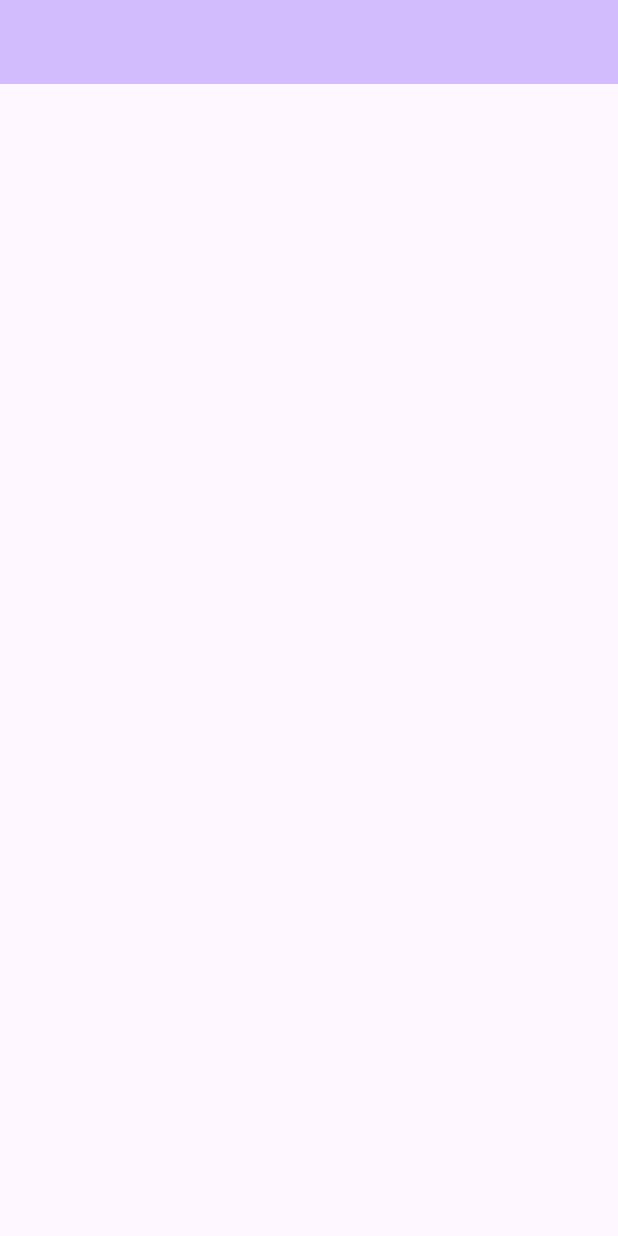
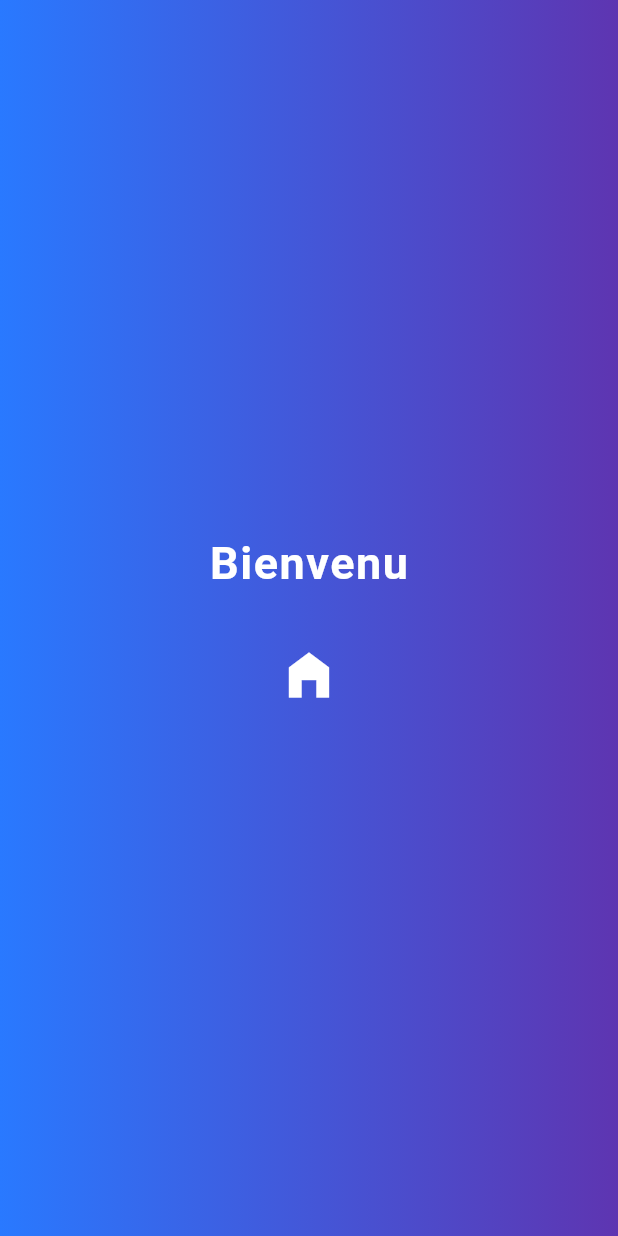
Before and after one commit to alizribi-bit/Demo, a Flutter app: the first screen one second after launch, on a phone screen of 412 x 824 dp. Run offline on Flutter 3.47's test engine with Material 3 defaults, Android fonts, the phone set to English and light mode, and no system bars.

Commit message:
add seplashSecreen and same configurations

```diff
--- /dev/null
+++ b/lib/dictionnaire/AR.dart
@@ -0,0 +1 @@
+class Arabe {}
--- /dev/null
+++ b/lib/dictionnaire/FR.dart
@@ -0,0 +1 @@
+class Francais {}
--- /dev/null
+++ b/lib/features/app/lancher.dart
@@ -0,0 +1,17 @@
+import 'package:flutter/material.dart';
+
+class LancherApp extends StatefulWidget {
+  const LancherApp({super.key});
+
+  @override
+  State<LancherApp> createState() => _LancherAppState();
+}
+
+class _LancherAppState extends State<LancherApp> {
+  @override
+  Widget build(BuildContext context) {
+    return Scaffold(
+      body: Center(),
+    );
+  }
+}
--- /dev/null
+++ b/lib/features/app/seplashSecreen/seplash_secreen.dart
@@ -0,0 +1,96 @@
+import 'package:flutter/cupertino.dart';
+import 'package:flutter/material.dart';
+import 'package:flutter/services.dart';
+
+import '../../../main.dart';
+
+class SeplashSeceen extends StatefulWidget {
+  const SeplashSeceen({super.key});
+
+  @override
+  State<SeplashSeceen> createState() => _SeplashSeceenState();
+}
+
+class _SeplashSeceenState extends State<SeplashSeceen> {
+  @override
+  void initState() {
+    SystemChrome.setEnabledSystemUIMode(SystemUiMode.immersive);
+    Future.delayed(
+      const Duration(
+        seconds: 3,
+      ),
+      () {
+        Navigator.of(context).push(
+          MaterialPageRoute(
+            builder: (_) => const MyHomePage(),
+          ),
+        );
+      },
+    );
+    super.initState();
+  }
+
+  @override
+  void dispose() {
+    SystemChrome.setEnabledSystemUIMode(SystemUiMode.manual,
+        overlays: SystemUiOverlay.values);
+    super.dispose();
+  }
+
+  @override
+  Widget build(BuildContext context) {
+    bool isIos = Theme.of(context).platform == TargetPlatform.iOS;
+    return isIos
+        ? CupertinoPageScaffold(
+            child: Container(
+              width: double.infinity,
+              height: double.infinity,
+              decoration: BoxDecoration(
+                gradient: LinearGradient(
+                  colors: [
+                    Colors.blueAccent.shade400,
+                    Colors.deepPurple.shade600,
+                  ],
+                ),
+              ),
+              child: const CircularProgressIndicator.adaptive(),
+            ),
+          )
+        : Scaffold(
+            body: Container(
+              width: double.infinity,
+              height: double.infinity,
+              decoration: BoxDecoration(
+                gradient: LinearGradient(
+                  colors: [
+                    Colors.blueAccent.shade400,
+                    Colors.deepPurple.shade600,
+                  ],
+                ),
+              ),
+              child: Column(
+                mainAxisAlignment: MainAxisAlignment.center,
+                crossAxisAlignment: CrossAxisAlignment.center,
+                children: [
+                  const Text(
+                    "Bienvenu",
+                    style: TextStyle(
+                        fontSize: 30,
+                        fontWeight: FontWeight.bold,
+                        letterSpacing: 1,
+                        color: Colors.white),
+                  ),
+                  SizedBox(
+                    height: MediaQuery.sizeOf(context).height * .04,
+                  ),
+                  const Icon(
+                    Icons.home_filled,
+                    size: 40,
+                    color: Colors.white,
+                  ),
+                ],
+              ),
+            ),
+          );
+  }
+}
--- a/lib/main.dart
+++ b/lib/main.dart
@@ -1,4 +1,6 @@
 import 'package:flutter/material.dart';
+
+import 'features/app/seplashSecreen/seplash_secreen.dart';
 
 void main() {
   runApp(const MyApp());
@@ -9,13 +11,10 @@ class MyApp extends StatelessWidget {
 
   @override
   Widget build(BuildContext context) {
-    return MaterialApp(
+    return const MaterialApp(
+      debugShowCheckedModeBanner: false,
       title: 'Flutter Demo',
-      theme: ThemeData(
-        colorScheme: ColorScheme.fromSeed(seedColor: Colors.deepPurple),
-        useMaterial3: true,
-      ),
-      home: const MyHomePage(),
+      home: SeplashSeceen(),
     );
   }
 }
@@ -34,7 +33,7 @@ class _MyHomePageState extends State<MyHomePage> {
       appBar: AppBar(
         backgroundColor: Theme.of(context).colorScheme.inversePrimary,
       ),
-      body: const Center(),
+      body: Center(),
     );
   }
 }
--- a/pubspec.yaml
+++ b/pubspec.yaml
@@ -39,6 +39,7 @@ dependencies:
   firebase_core: ^2.24.0
   firebase_storage: ^11.5.3
   cloud_firestore: ^4.13.3
+  provider: ^6.1.1
 
 dev_dependencies:
   flutter_test:
```
Also changed, not shown: lib/states/provider.dart (added), pubspec.lock, 2 other files.
